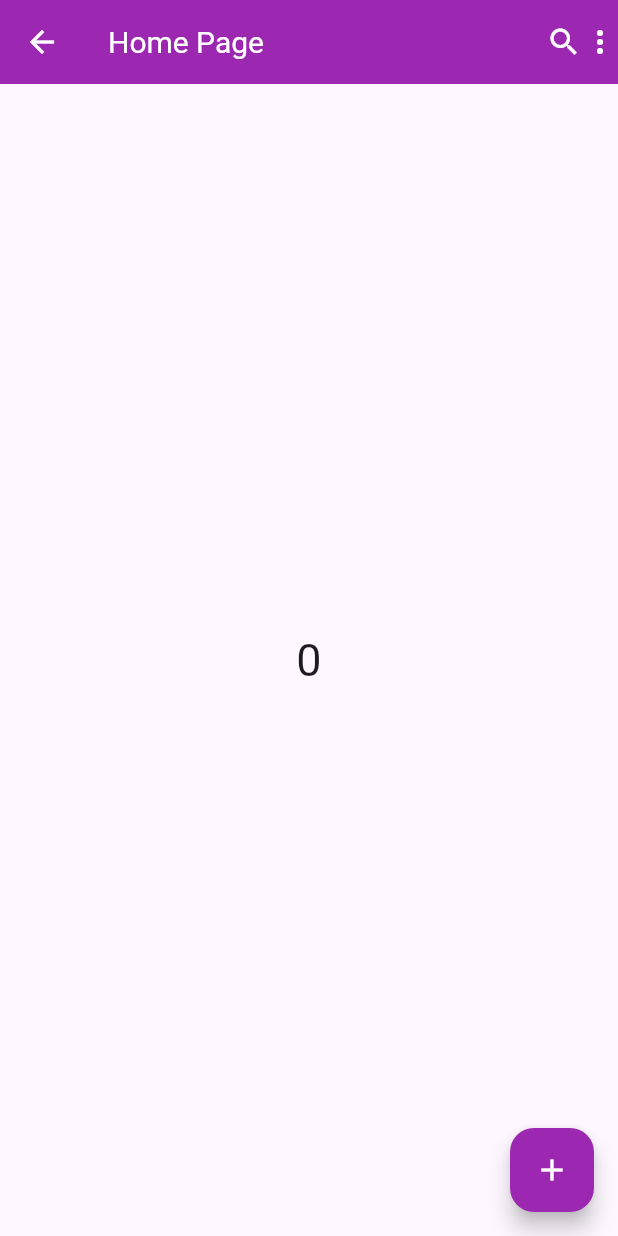
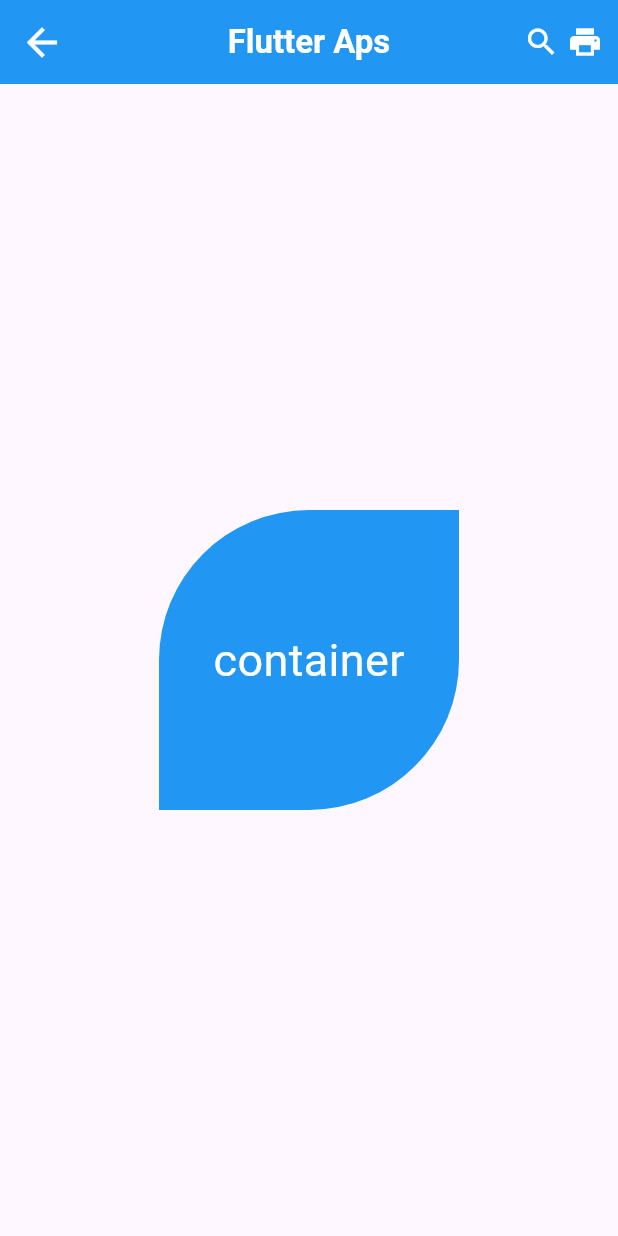
Before and after one commit to Krishnakm51/flutters, a Flutter app: the screen it shows after launch, on a phone screen of 412 x 824 dp. Run offline on Flutter 3.47's test engine with Material 3 defaults, Android fonts, the phone set to English and light mode, and no system bars.

Commit message:
my Flutter 2nd video code

```diff
--- /dev/null
+++ b/lib/home.dart
@@ -0,0 +1,46 @@
+import 'package:flutter/material.dart';
+
+class Home extends StatefulWidget {
+  const Home({super.key});
+
+  @override
+  State<Home> createState() => _HomeState();
+}
+
+class _HomeState extends State<Home> {
+  @override
+  Widget build(BuildContext context) {
+    return Scaffold(
+      appBar: AppBar(
+        backgroundColor: Colors.blue,
+        title: Text("Flutter Aps",style: TextStyle(color:Colors.white,fontWeight: FontWeight.bold)),
+        centerTitle: true,
+        leading: Icon(Icons.arrow_back,color: Colors.white,size: 30,),
+        actions: [
+          Icon(Icons.search,color: Colors.white),
+          Padding(
+            padding: const EdgeInsets.only(right: 10.0,left: 5.0),
+            child: Icon(Icons.print,color: Colors.white),
+          )
+        ],
+      ),
+      body: Center(
+        child: Container(
+          height: 200.0,
+          width: 200.0,
+          decoration: BoxDecoration(
+              color: Colors.blue,
+            borderRadius: BorderRadius.only(topLeft: Radius.circular(100.0),
+            bottomRight: Radius.circular(100.0)
+            ),
+          ),
+          child: Center(
+            child: Text('container',style: TextStyle(fontSize: 30.0,
+              color: Colors.white
+            ),),
+          ),
+        ),
+      ),
+    );
+  }
+}
--- a/lib/main.dart
+++ b/lib/main.dart
@@ -1,5 +1,7 @@
 import 'package:flutter/material.dart';
 import 'package:flutters/homepage.dart';
+import 'package:flutters/home.dart';
+
 
 void main() {
   runApp(const MyApp());
@@ -12,7 +14,8 @@ class MyApp extends StatelessWidget {
   Widget build(BuildContext context) {
     return MaterialApp(
       debugShowCheckedModeBanner: false,
-      home: HomePage(),
+      //home: HomePage(),
+      home: Home(),
     );
   }
 }
```
